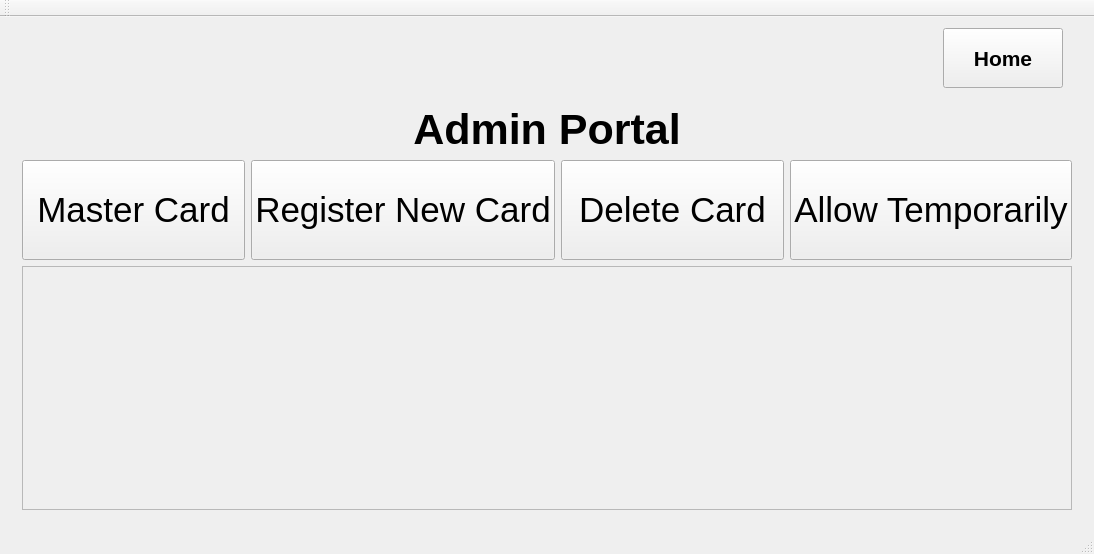
y-gupta/rfid-auth-system, file GUI/CSP315/mainwindow.ui: the form before one commit.
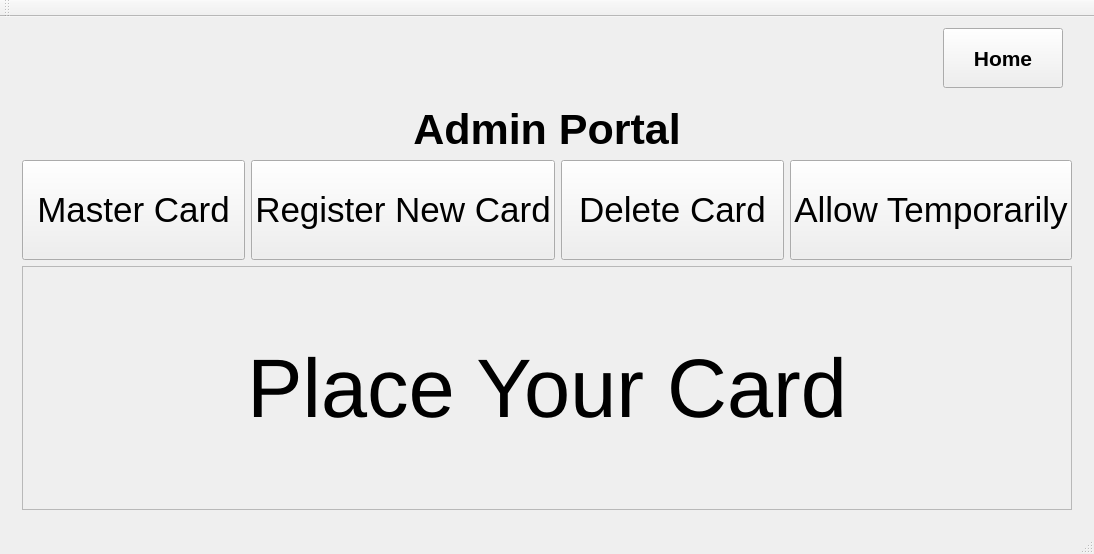
The form after the commit. The open tabs and pages were chosen to show the change. Icons and pictures are not drawn.

The edit to the form file:
```diff
--- a/GUI/CSP315/mainwindow.ui
+++ b/GUI/CSP315/mainwindow.ui
@@ -1069,7 +1069,25 @@
              <property name="currentIndex">
               <number>1</number>
              </property>
-             <widget class="QWidget" name="page_4"/>
+             <widget class="QWidget" name="page_4">
+              <layout class="QGridLayout" name="gridLayout_19">
+               <item row="0" column="0">
+                <widget class="QLabel" name="label_14">
+                 <property name="font">
+                  <font>
+                   <pointsize>62</pointsize>
+                  </font>
+                 </property>
+                 <property name="text">
+                  <string>Place Your Card</string>
+                 </property>
+                 <property name="alignment">
+                  <set>Qt::AlignCenter</set>
+                 </property>
+                </widget>
+               </item>
+              </layout>
+             </widget>
              <widget class="QWidget" name="page_5">
               <layout class="QGridLayout" name="gridLayout_16">
                <item row="0" column="0" colspan="4">
```
Left out of the diff: 5 changed lines with no effect on the pictures.
